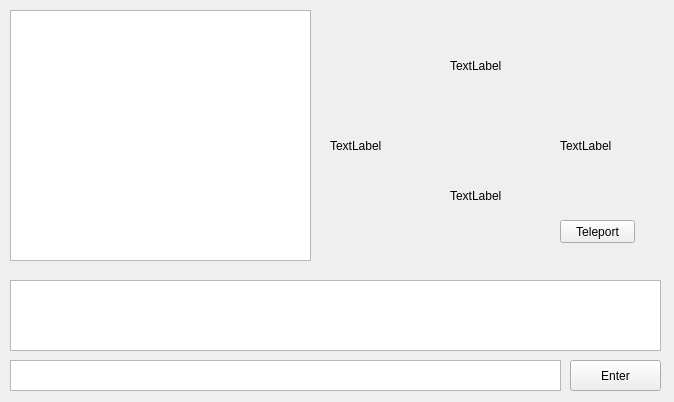
Old version of the form mainwindow.ui in the repository ChrisMul-97/TestingQT.
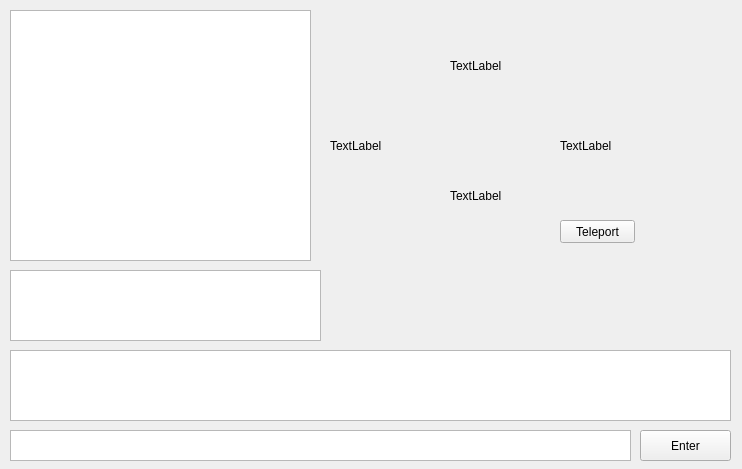
New version of the form. Custom widgets are drawn as their Qt base class.

Diff of the .ui file:
```diff
--- a/mainwindow.ui
+++ b/mainwindow.ui
@@ -6,8 +6,8 @@
    <rect>
     <x>0</x>
     <y>0</y>
-    <width>674</width>
-    <height>402</height>
+    <width>742</width>
+    <height>469</height>
    </rect>
   </property>
   <property name="windowTitle">
@@ -18,8 +18,8 @@
     <property name="geometry">
      <rect>
       <x>10</x>
-      <y>280</y>
-      <width>651</width>
+      <y>350</y>
+      <width>721</width>
       <height>71</height>
      </rect>
     </property>
@@ -80,8 +80,8 @@
     <property name="geometry">
      <rect>
       <x>10</x>
-      <y>360</y>
-      <width>551</width>
+      <y>430</y>
+      <width>621</width>
       <height>31</height>
      </rect>
     </property>
@@ -95,8 +95,8 @@
    <widget class="QPushButton" name="pushButton">
     <property name="geometry">
      <rect>
-      <x>570</x>
-      <y>360</y>
+      <x>640</x>
+      <y>430</y>
       <width>91</width>
       <height>31</height>
      </rect>
@@ -128,6 +128,16 @@
      <string>Teleport</string>
     </property>
    </widget>
+   <widget class="QListView" name="listViewItems">
+    <property name="geometry">
+     <rect>
+      <x>10</x>
+      <y>270</y>
+      <width>311</width>
+      <height>71</height>
+     </rect>
+    </property>
+   </widget>
   </widget>
  </widget>
  <layoutdefault spacing="6" margin="11"/>
```
